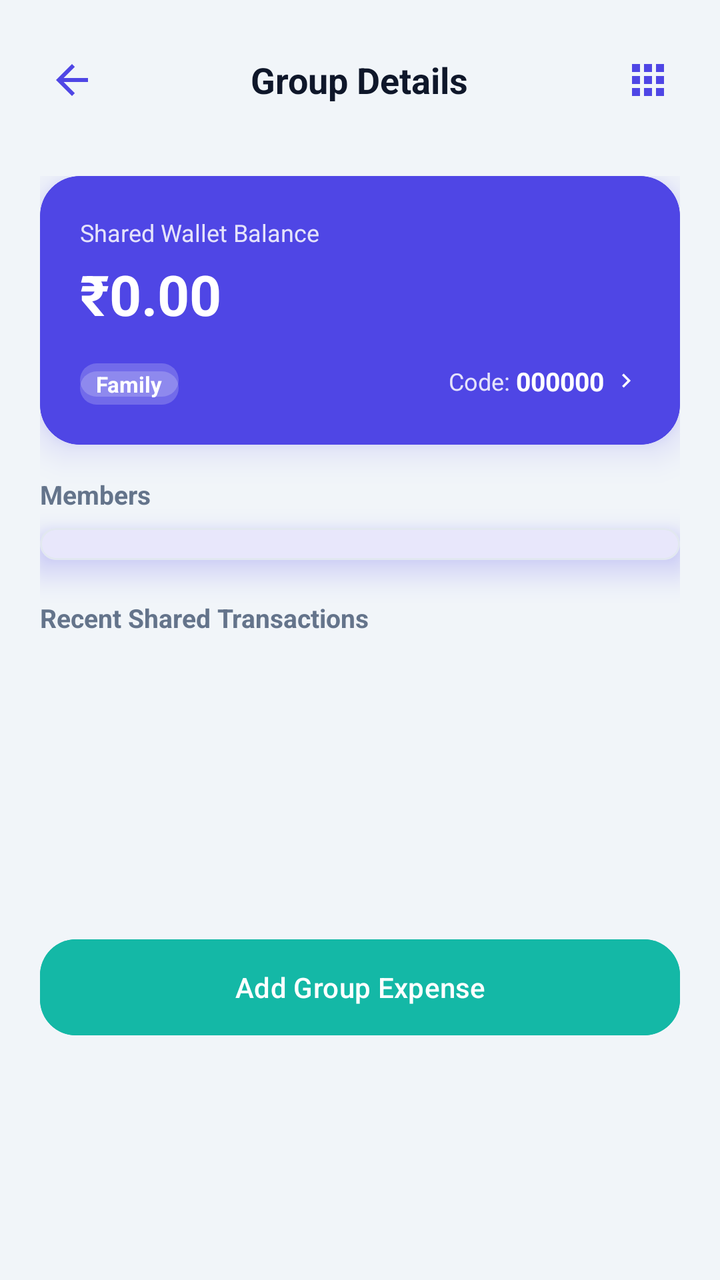
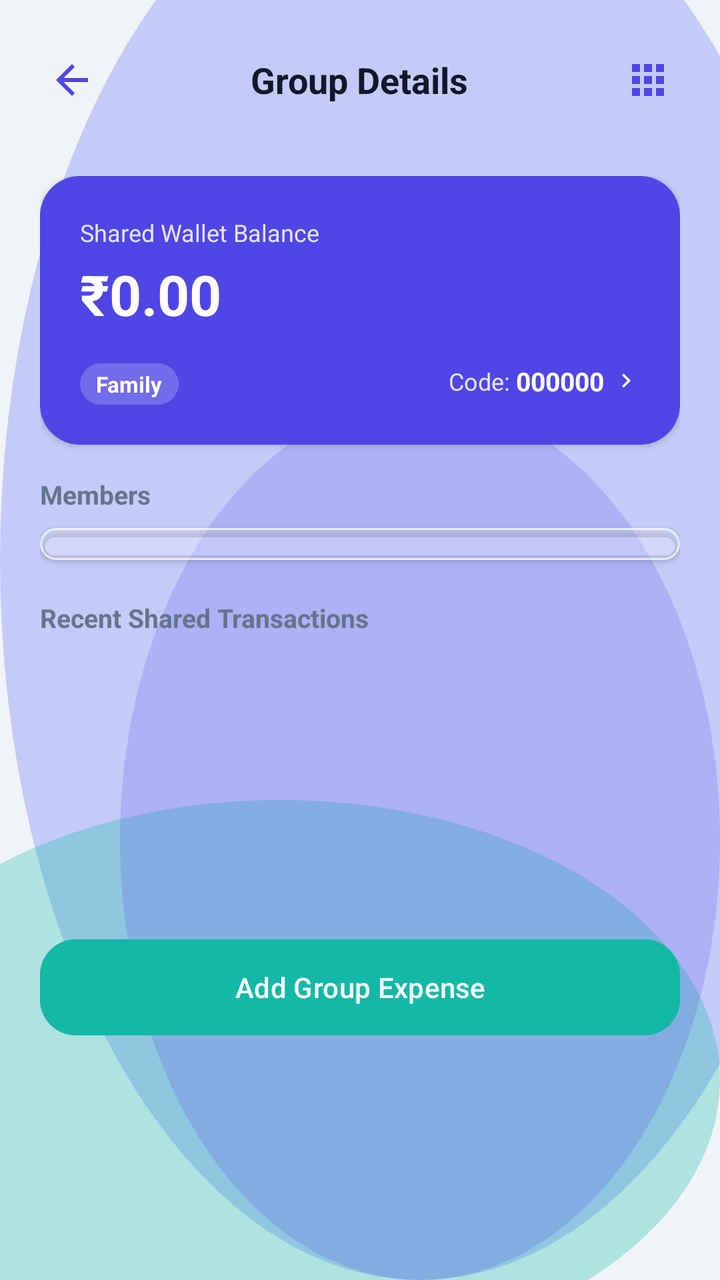

An Android layout rendered at two revisions. The XML below is the earlier revision; the diff shows what the commit changed to produce the second picture.
<!-- AndroidManifest.xml: application theme Theme.MoneyLens -->
<!-- res/layout/activity_group_detail.xml -->
<?xml version="1.0" encoding="utf-8"?>
<androidx.coordinatorlayout.widget.CoordinatorLayout xmlns:android="http://schemas.android.com/apk/res/android"
    xmlns:app="http://schemas.android.com/apk/res-auto"
    xmlns:tools="http://schemas.android.com/tools"
    android:layout_width="match_parent"
    android:layout_height="match_parent"
    android:background="@color/colorBackground">

    <LinearLayout
        android:layout_width="match_parent"
        android:layout_height="match_parent"
        android:orientation="vertical">

        
        <RelativeLayout
            android:id="@+id/layoutAppBar"
            android:layout_width="match_parent"
            android:layout_height="56dp"
            android:layout_marginTop="12dp"
            android:paddingHorizontal="16dp">

            <ImageView
                android:id="@+id/btnBack"
                android:layout_width="40dp"
                android:layout_height="40dp"
                android:layout_centerVertical="true"
                android:padding="8dp"
                android:src="@drawable/ic_back"
                android:background="?attr/selectableItemBackgroundBorderless"
                android:contentDescription="Back" />

            <TextView
                android:id="@+id/txtGroupDetailTitle"
                android:layout_width="wrap_content"
                android:layout_height="wrap_content"
                android:layout_centerInParent="true"
                android:text="Group Details"
                android:textColor="@color/colorTextPrimary"
                android:textSize="18sp"
                android:textStyle="bold" />

            
            <ImageView
                android:id="@+id/btnLeaveGroup"
                android:layout_width="40dp"
                android:layout_height="40dp"
                android:layout_alignParentEnd="true"
                android:layout_centerVertical="true"
                android:padding="8dp"
                android:src="@drawable/ic_more"
                android:background="?attr/selectableItemBackgroundBorderless"
                android:contentDescription="@string/group_leave_action" />
        </RelativeLayout>

        <androidx.core.widget.NestedScrollView
            android:layout_width="match_parent"
            android:layout_height="0dp"
            android:layout_weight="1"
            android:fillViewport="true">

            <LinearLayout
                android:layout_width="match_parent"
                android:layout_height="wrap_content"
                android:orientation="vertical"
                android:padding="20dp">

                
                <com.google.android.material.card.MaterialCardView
                    android:id="@+id/cardSummary"
                    style="@style/ClayCard"
                    android:layout_width="match_parent"
                    android:layout_height="wrap_content"
                    android:layout_marginBottom="16dp"
                    app:cardBackgroundColor="@color/colorPrimary"
                    app:strokeColor="@color/colorPrimary">

                    <LinearLayout
                        android:layout_width="match_parent"
                        android:layout_height="wrap_content"
                        android:orientation="vertical"
                        android:padding="20dp">

                        <TextView
                            android:layout_width="wrap_content"
                            android:layout_height="wrap_content"
                            android:text="Shared Wallet Balance"
                            android:textColor="@color/onColorMuted"
                            android:textSize="12sp" />

                        <TextView
                            android:id="@+id/txtSharedBalance"
                            android:layout_width="wrap_content"
                            android:layout_height="wrap_content"
                            android:layout_marginTop="4dp"
                            android:text="₹0.00"
                            android:textColor="@android:color/white"
                            android:textSize="28sp"
                            android:textStyle="bold" />

                        
                        <RelativeLayout
                            android:layout_width="match_parent"
                            android:layout_height="wrap_content"
                            android:layout_marginTop="16dp">

                            <TextView
                                android:id="@+id/txtGroupTypeBadge"
                                android:layout_width="wrap_content"
                                                                android:layout_height="wrap_content"
                                android:text="Family"
                                android:textColor="@android:color/white"
                                android:textSize="11sp"
                                android:textStyle="bold"
                                android:paddingHorizontal="8dp"
                                android:paddingVertical="3dp"
                                android:background="@drawable/bg_clay_button"
                                android:backgroundTint="@color/onColorDivider" />

                            <LinearLayout
                                android:id="@+id/layoutInviteCode"
                                android:layout_width="wrap_content"
                                android:layout_height="wrap_content"
                                android:layout_alignParentEnd="true"
                                android:orientation="horizontal"
                                android:gravity="center_vertical"
                                android:clickable="true"
                                android:focusable="true">

                                <TextView
                                    android:layout_width="wrap_content"
                                    android:layout_height="wrap_content"
                                    android:text="Code: "
                                    android:textColor="@color/onColorMuted"
                                    android:textSize="12sp" />

                                <TextView
                                    android:id="@+id/txtInviteCode"
                                    android:layout_width="wrap_content"
                                    android:layout_height="wrap_content"
                                    android:text="000000"
                                    android:textColor="@android:color/white"
                                    android:textSize="13sp"
                                    android:textStyle="bold" />

                                <ImageView
                                    android:layout_width="14dp"
                                    android:layout_height="14dp"
                                    android:layout_marginStart="4dp"
                                    android:src="@drawable/ic_chevron_right"
                                    app:tint="@android:color/white" />
                            </LinearLayout>
                        </RelativeLayout>
                    </LinearLayout>
                </com.google.android.material.card.MaterialCardView>

                
                <com.google.android.material.card.MaterialCardView
                    android:id="@+id/cardExpenseClaims"
                    style="@style/ClayCard"
                    android:layout_width="match_parent"
                    android:layout_height="wrap_content"
                    android:layout_marginBottom="16dp"
                    android:clickable="true"
                    android:focusable="true"
                    android:foreground="?attr/selectableItemBackground"
                    android:visibility="gone">

                    <RelativeLayout
                        android:layout_width="match_parent"
                        android:layout_height="wrap_content"
                        android:padding="16dp">

                        <TextView
                            android:layout_width="wrap_content"
                            android:layout_height="wrap_content"
                            android:layout_centerVertical="true"
                            android:text="Organisation Expense Claims"
                            android:textColor="@color/colorTextPrimary"
                            android:textSize="14sp"
                            android:textStyle="bold" />

                        <LinearLayout
                            android:layout_width="wrap_content"
                            android:layout_height="wrap_content"
                            android:layout_alignParentEnd="true"
                            android:layout_centerVertical="true"
                            android:gravity="center_vertical"
                            android:orientation="horizontal">

                            <TextView
                                android:id="@+id/txtPendingClaimsBadge"
                                android:layout_width="wrap_content"
                                android:layout_height="wrap_content"
                                android:background="@drawable/bg_clay_button"
                                android:backgroundTint="@color/colorDanger"
                                android:textColor="@android:color/white"
                                android:textStyle="bold"
                                android:textSize="10sp"
                                android:paddingHorizontal="8dp"
                                android:paddingVertical="3dp"
                                android:text="3 pending"
                                android:visibility="gone" />

                            <ImageView
                                android:layout_width="20dp"
                                android:layout_height="20dp"
                                android:layout_marginStart="8dp"
                                android:src="@drawable/ic_chevron_right"
                                app:tint="@color/colorTextSecondary" />
                        </LinearLayout>
                    </RelativeLayout>
                </com.google.android.material.card.MaterialCardView>

                
                <com.google.android.material.card.MaterialCardView
                    android:id="@+id/cardEventFund"
                    style="@style/ClayCard"
                    android:layout_width="match_parent"
                    android:layout_height="wrap_content"
                    android:layout_marginBottom="16dp"
                    android:clickable="true"
                    android:focusable="true"
                    android:foreground="?attr/selectableItemBackground"
                    android:visibility="gone">

                    <RelativeLayout
                        android:layout_width="match_parent"
                        android:layout_height="wrap_content"
                        android:padding="16dp">

                        <TextView
                            android:layout_width="wrap_content"
                            android:layout_height="wrap_content"
                            android:layout_centerVertical="true"
                            android:text="Event Fund &amp; Settlements"
                            android:textColor="@color/colorTextPrimary"
                            android:textSize="14sp"
                            android:textStyle="bold" />

                        <ImageView
                            android:layout_width="20dp"
                            android:layout_height="20dp"
                            android:layout_alignParentEnd="true"
                            android:layout_centerVertical="true"
                            android:src="@drawable/ic_chevron_right"
                            app:tint="@color/colorTextSecondary" />
                    </RelativeLayout>
                </com.google.android.material.card.MaterialCardView>

                
                <com.google.android.material.card.MaterialCardView
                    android:id="@+id/cardOrgDonation"
                    style="@style/ClayCard"
                    android:layout_width="match_parent"
                    android:layout_height="wrap_content"
                    android:layout_marginBottom="16dp"
                    android:clickable="true"
                    android:focusable="true"
                    android:foreground="?attr/selectableItemBackground"
                    android:visibility="gone">

                    <RelativeLayout
                        android:layout_width="match_parent"
                        android:layout_height="wrap_content"
                        android:padding="16dp">

                        <TextView
                            android:layout_width="wrap_content"
                            android:layout_height="wrap_content"
                            android:layout_centerVertical="true"
                            android:text="Donations &amp; Projects Tracker"
                            android:textColor="@color/colorTextPrimary"
                            android:textSize="14sp"
                            android:textStyle="bold" />

                        <ImageView
                            android:layout_width="20dp"
                            android:layout_height="20dp"
                            android:layout_alignParentEnd="true"
                            android:layout_centerVertical="true"
                            android:src="@drawable/ic_chevron_right"
                            app:tint="@color/colorTextSecondary" />
                    </RelativeLayout>
                </com.google.android.material.card.MaterialCardView>

                
                <TextView
                    android:layout_width="wrap_content"
                    android:layout_height="wrap_content"
                    android:text="Members"
                    android:textColor="@color/colorTextSecondary"
                    android:textSize="13sp"
                    android:textStyle="bold"
                    android:layout_marginBottom="8dp" />

                <com.google.android.material.card.MaterialCardView
                    style="@style/ClayCard"
                    android:layout_width="match_parent"
                    android:layout_height="wrap_content"
                    android:layout_marginBottom="20dp">

                    <LinearLayout
                        android:id="@+id/layoutMembers"
                        android:layout_width="match_parent"
                        android:layout_height="wrap_content"
                        android:orientation="vertical"
                        android:padding="8dp" />
                </com.google.android.material.card.MaterialCardView>

                
                <TextView
                    android:layout_width="wrap_content"
                    android:layout_height="wrap_content"
                    android:text="Recent Shared Transactions"
                    android:textColor="@color/colorTextSecondary"
                    android:textSize="13sp"
                    android:textStyle="bold"
                    android:layout_marginBottom="8dp" />

                <FrameLayout
                    android:layout_width="match_parent"
                    android:layout_height="wrap_content"
                    android:minHeight="120dp">

                    <androidx.recyclerview.widget.RecyclerView
                        android:id="@+id/rvGroupTransactions"
                        android:layout_width="match_parent"
                        android:layout_height="wrap_content"
                        android:nestedScrollingEnabled="false"
                        tools:listitem="@layout/item_transaction" />

                    
                    <TextView
                        android:id="@+id/txtNoTransactions"
                        android:layout_width="wrap_content"
                        android:layout_height="wrap_content"
                        android:layout_gravity="center"
                        android:text="No shared transactions logged yet."
                        android:textColor="@color/colorTextSecondary"
                        android:textSize="13sp"
                        android:visibility="gone" />
                </FrameLayout>

                
                <com.google.android.material.button.MaterialButton
                    android:id="@+id/btnAddGroupExpense"
                    style="@style/ClayButton"
                    android:layout_width="match_parent"
                    android:layout_height="wrap_content"
                    android:layout_marginTop="24dp"
                    android:text="Add Group Expense"
                    android:backgroundTint="@color/colorSecondary"
                    android:textColor="@android:color/white" />

            </LinearLayout>
        </androidx.core.widget.NestedScrollView>
    </LinearLayout>

</androidx.coordinatorlayout.widget.CoordinatorLayout>
<!-- res/layout/item_transaction.xml (included above) -->
<?xml version="1.0" encoding="utf-8"?>
<com.google.android.material.card.MaterialCardView xmlns:android="http://schemas.android.com/apk/res/android"
    xmlns:app="http://schemas.android.com/apk/res-auto"
    style="@style/ClayCard"
    android:layout_width="match_parent"
    android:layout_height="wrap_content"
    android:layout_marginStart="16dp"
    android:layout_marginTop="4dp"
    android:layout_marginEnd="16dp"
    android:layout_marginBottom="8dp"
    app:cardCornerRadius="0dp"
    app:cardElevation="0dp"
    app:cardBackgroundColor="@android:color/transparent"
    app:strokeWidth="0dp"
    android:clickable="true"
    android:focusable="true">

    <androidx.constraintlayout.widget.ConstraintLayout
        android:layout_width="match_parent"
        android:layout_height="wrap_content"
        android:background="@drawable/bg_card_3d"
        android:padding="16dp">

        
        <FrameLayout
            android:id="@+id/layoutIconFrame"
            android:layout_width="44dp"
            android:layout_height="44dp"
            android:background="@drawable/bg_clay_button"
            android:backgroundTint="@color/colorPrimary"
            app:layout_constraintBottom_toBottomOf="parent"
            app:layout_constraintStart_toStartOf="parent"
            app:layout_constraintTop_toTopOf="parent">

            <TextView
                android:id="@+id/txtCategoryEmoji"
                android:layout_width="wrap_content"
                android:layout_height="wrap_content"
                android:layout_gravity="center"
                android:text="💳"
                android:textSize="20sp" />
        </FrameLayout>

        
        <LinearLayout
            android:id="@+id/layoutText"
            android:layout_width="0dp"
            android:layout_height="wrap_content"
            android:layout_marginStart="16dp"
            android:layout_marginEnd="16dp"
            android:orientation="vertical"
            app:layout_constraintBottom_toBottomOf="parent"
            app:layout_constraintEnd_toStartOf="@+id/txtAmount"
            app:layout_constraintStart_toEndOf="@+id/layoutIconFrame"
            app:layout_constraintTop_toTopOf="parent">

            <TextView
                android:id="@+id/txtTransactionNote"
                android:layout_width="wrap_content"
                android:layout_height="wrap_content"
                android:ellipsize="end"
                android:maxLines="1"
                android:text="Shopping"
                android:textColor="@color/colorTextPrimary"
                android:textSize="14sp"
                android:textStyle="bold" />

            <TextView
                android:id="@+id/txtCategoryAndDate"
                android:layout_width="wrap_content"
                android:layout_height="wrap_content"
                android:layout_marginTop="2dp"
                android:text="Shopping • 12 Jun 2026"
                android:textColor="@color/colorTextSecondary"
                android:textSize="12sp" />
        </LinearLayout>

        
        <TextView
            android:id="@+id/txtAmount"
            android:layout_width="wrap_content"
            android:layout_height="wrap_content"
            android:text="-₹500.00"
            android:textColor="@color/colorDanger"
            android:textSize="15sp"
            android:textStyle="bold"
            app:layout_constraintBottom_toBottomOf="parent"
            app:layout_constraintEnd_toEndOf="parent"
            app:layout_constraintTop_toTopOf="parent" />

    </androidx.constraintlayout.widget.ConstraintLayout>
</com.google.android.material.card.MaterialCardView>
<!-- resources referenced by this layout -->
<resources>
  <!-- drawable bg_card_3d (drawable) -->
  <?xml version="1.0" encoding="utf-8"?>
  <layer-list xmlns:android="http://schemas.android.com/apk/res/android">
  
      
      <item android:left="3dp" android:right="3dp" android:top="4dp" android:bottom="0dp">
          <shape android:shape="rectangle">
              <solid android:color="@color/colorShadow" />
              <corners android:radius="20dp" />
          </shape>
      </item>
  
      
      <item android:bottom="5dp">
          <shape android:shape="rectangle">
              <solid android:color="@color/colorSurface" />
              <corners android:radius="20dp" />
              <stroke android:width="1dp" android:color="@color/colorCardBorder" />
          </shape>
      </item>
  </layer-list>
  <!-- drawable bg_clay_button (drawable) -->
  <?xml version="1.0" encoding="utf-8"?>
  <ripple xmlns:android="http://schemas.android.com/apk/res/android"
      android:color="@color/colorPrimaryDark">
  
      <item android:id="@android:id/background">
          <layer-list>
              
              <item android:top="4dp">
                  <shape android:shape="rectangle">
                      <solid android:color="@color/colorPrimaryShadow" />
                      <corners android:radius="18dp" />
                  </shape>
              </item>
              
              <item android:bottom="4dp">
                  <shape android:shape="rectangle">
                      <solid android:color="@color/colorPrimary" />
                      <corners android:radius="18dp" />
                  </shape>
              </item>
          </layer-list>
      </item>
  
      <item android:id="@android:id/mask">
          <shape android:shape="rectangle">
              <solid android:color="#FFFFFFFF" />
              <corners android:radius="18dp" />
          </shape>
      </item>
  </ripple>
  <style name="ClayButton" parent="Widget.Material3.Button">
          <item name="cornerRadius">@dimen/clay_button_radius</item>
          <item name="android:paddingVertical">14dp</item>
          <item name="backgroundTint">@color/colorPrimary</item>
          <item name="android:textColor">@color/colorOnPrimary</item>
          <item name="iconTint">@color/colorOnPrimary</item>
          <item name="android:elevation">6dp</item>
          <item name="android:outlineSpotShadowColor" tools:targetApi="p">@color/colorPrimaryShadow</item>
          <item name="android:insetTop">0dp</item>
          <item name="android:insetBottom">0dp</item>
      </style>
  <style name="ClayCard" parent="Widget.Material3.CardView.Elevated">
          <item name="cardCornerRadius">@dimen/clay_card_radius</item>
          <item name="cardElevation">10dp</item>
          <item name="android:stateListAnimator">@null</item>
          <item name="strokeColor">@color/colorCardBorder</item>
          <item name="strokeWidth">1dp</item>
          <item name="cardBackgroundColor">@color/colorSurface</item>
          <item name="android:outlineSpotShadowColor" tools:targetApi="p">@color/colorPrimary</item>
          <item name="android:outlineAmbientShadowColor" tools:targetApi="p">@color/colorPrimary</item>
      </style>
  <color name="colorShadow">#26334155</color>
  <color name="colorCardBorder">#E2E8F0</color>
  <color name="colorPrimaryShadow">#3730A3</color>
  <style name="Base.Theme.MoneyLens" parent="Theme.Material3.Light.NoActionBar">
          
          <item name="colorPrimary">@color/colorPrimary</item>
          <item name="colorOnPrimary">@color/colorOnPrimary</item>
          <item name="colorSecondary">@color/colorSecondary</item>
          <item name="colorError">@color/colorDanger</item>
          <item name="android:windowBackground">@color/colorBackground</item>
          <item name="colorSurface">@color/colorSurface</item>
          <item name="android:colorBackground">@color/colorBackground</item>
          <item name="colorOnSurface">@color/colorTextPrimary</item>
  
          
          <item name="android:statusBarColor">@color/colorBackground</item>
          <item name="android:windowLightStatusBar" tools:targetApi="m">true</item>
          <item name="android:navigationBarColor">@color/colorBackground</item>
      </style>
  <!-- unchanged entries left out for length: 18 -->
</resources>

<!-- the commit's change to res/layout/activity_group_detail.xml (unified diff, before → after) -->
@@ -4,7 +4,7 @@
     xmlns:tools="http://schemas.android.com/tools"
     android:layout_width="match_parent"
     android:layout_height="match_parent"
-    android:background="@color/colorBackground">
+    android:background="@drawable/bg_mesh_gradient">
 
     <LinearLayout
         android:layout_width="match_parent"
<!-- resource entries referenced after the edit -->
@@ -2,47 +2,22 @@
 <resources>
   <!-- drawable bg_card_3d (drawable) -->
   <?xml version="1.0" encoding="utf-8"?>
-  <layer-list xmlns:android="http://schemas.android.com/apk/res/android">
-  
-      
-      <item android:left="3dp" android:right="3dp" android:top="4dp" android:bottom="0dp">
-          <shape android:shape="rectangle">
-              <solid android:color="@color/colorShadow" />
-              <corners android:radius="20dp" />
-          </shape>
-      </item>
-  
-      
-      <item android:bottom="5dp">
-          <shape android:shape="rectangle">
-              <solid android:color="@color/colorSurface" />
-              <corners android:radius="20dp" />
-              <stroke android:width="1dp" android:color="@color/colorCardBorder" />
-          </shape>
-      </item>
-  </layer-list>
+  <shape xmlns:android="http://schemas.android.com/apk/res/android"
+      android:shape="rectangle">
+      <solid android:color="@color/glassCardBg" />
+      <corners android:radius="20dp" />
+      <stroke android:width="1dp" android:color="@color/glassCardBorder" />
+  </shape>
   <!-- drawable bg_clay_button (drawable) -->
   <?xml version="1.0" encoding="utf-8"?>
   <ripple xmlns:android="http://schemas.android.com/apk/res/android"
       android:color="@color/colorPrimaryDark">
   
       <item android:id="@android:id/background">
-          <layer-list>
-              
-              <item android:top="4dp">
-                  <shape android:shape="rectangle">
-                      <solid android:color="@color/colorPrimaryShadow" />
-                      <corners android:radius="18dp" />
-                  </shape>
-              </item>
-              
-              <item android:bottom="4dp">
-                  <shape android:shape="rectangle">
-                      <solid android:color="@color/colorPrimary" />
-                      <corners android:radius="18dp" />
-                  </shape>
-              </item>
-          </layer-list>
+          <shape android:shape="rectangle">
+              <solid android:color="@color/colorPrimary" />
+              <corners android:radius="18dp" />
+          </shape>
       </item>
   
       <item android:id="@android:id/mask">
@@ -52,32 +27,61 @@
           </shape>
       </item>
   </ripple>
+  <!-- drawable bg_mesh_gradient (drawable) -->
+  <?xml version="1.0" encoding="utf-8"?>
+  <layer-list xmlns:android="http://schemas.android.com/apk/res/android">
+      
+      <item>
+          <shape android:shape="rectangle">
+              <solid android:color="@color/colorBackground" />
+          </shape>
+      </item>
+      
+      <item android:top="-80dp" android:right="-60dp">
+          <shape android:shape="oval">
+              <solid android:color="@color/glassMeshOrb1" />
+              <size android:width="280dp" android:height="280dp" />
+          </shape>
+      </item>
+      
+      <item android:bottom="-40dp" android:left="-80dp" android:top="400dp">
+          <shape android:shape="oval">
+              <solid android:color="@color/glassMeshOrb2" />
+              <size android:width="240dp" android:height="240dp" />
+          </shape>
+      </item>
+      
+      <item android:top="200dp" android:left="60dp">
+          <shape android:shape="oval">
+              <solid android:color="@color/glassMeshOrb3" />
+              <size android:width="200dp" android:height="200dp" />
+          </shape>
+      </item>
+  </layer-list>
   <style name="ClayButton" parent="Widget.Material3.Button">
           <item name="cornerRadius">@dimen/clay_button_radius</item>
           <item name="android:paddingVertical">14dp</item>
           <item name="backgroundTint">@color/colorPrimary</item>
           <item name="android:textColor">@color/colorOnPrimary</item>
           <item name="iconTint">@color/colorOnPrimary</item>
-          <item name="android:elevation">6dp</item>
-          <item name="android:outlineSpotShadowColor" tools:targetApi="p">@color/colorPrimaryShadow</item>
+          <item name="android:elevation">4dp</item>
           <item name="android:insetTop">0dp</item>
           <item name="android:insetBottom">0dp</item>
       </style>
   <style name="ClayCard" parent="Widget.Material3.CardView.Elevated">
           <item name="cardCornerRadius">@dimen/clay_card_radius</item>
-          <item name="cardElevation">10dp</item>
+          <item name="cardElevation">2dp</item>
           <item name="android:stateListAnimator">@null</item>
-          <item name="strokeColor">@color/colorCardBorder</item>
+          <item name="strokeColor">@color/glassCardBorder</item>
           <item name="strokeWidth">1dp</item>
-          <item name="cardBackgroundColor">@color/colorSurface</item>
-          <item name="android:outlineSpotShadowColor" tools:targetApi="p">@color/colorPrimary</item>
-          <item name="android:outlineAmbientShadowColor" tools:targetApi="p">@color/colorPrimary</item>
+          <item name="cardBackgroundColor">@color/glassCardBg</item>
       </style>
-  <color name="colorShadow">#26334155</color>
-  <color name="colorCardBorder">#E2E8F0</color>
-  <color name="colorPrimaryShadow">#3730A3</color>
+  <color name="glassCardBg">#8CFFFFFF</color>
+  <color name="glassCardBorder">#B3FFFFFF</color>
+  <color name="glassMeshOrb1">#66818CF8</color>
+  <color name="glassMeshOrb2">#4D14B8A6</color>
+  <color name="glassMeshOrb3">#334F46E5</color>
   <style name="Base.Theme.MoneyLens" parent="Theme.Material3.Light.NoActionBar">
-          
           <item name="colorPrimary">@color/colorPrimary</item>
           <item name="colorOnPrimary">@color/colorOnPrimary</item>
           <item name="colorSecondary">@color/colorSecondary</item>
@@ -88,9 +92,10 @@
           <item name="colorOnSurface">@color/colorTextPrimary</item>
   
           
-          <item name="android:statusBarColor">@color/colorBackground</item>
+          <item name="android:statusBarColor">@android:color/transparent</item>
           <item name="android:windowLightStatusBar" tools:targetApi="m">true</item>
-          <item name="android:navigationBarColor">@color/colorBackground</item>
+          <item name="android:navigationBarColor">@android:color/transparent</item>
+          <item name="android:windowDrawsSystemBarBackgrounds">true</item>
       </style>
   <!-- unchanged entries left out for length: 18 -->
 </resources>
